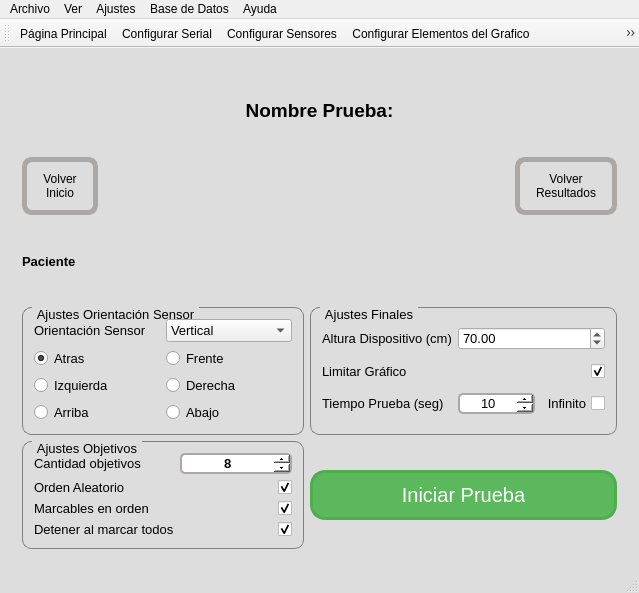
Qt form mainwindow.ui (hectorda/Bio-Feedback) before a commit.
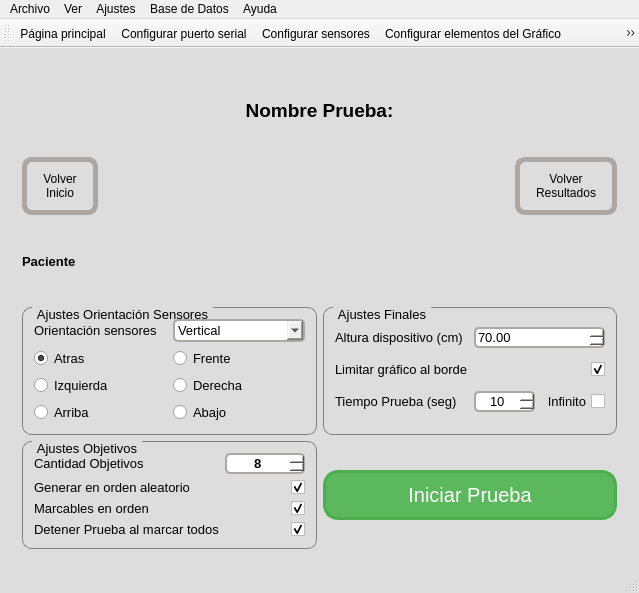
The same form after that commit. The open tabs and pages were chosen to show the change. Icons and pictures are not drawn. Custom widgets are drawn as their Qt base class.

Commit message: CSS y Orden

Diff of the .ui file:
```diff
--- a/mainwindow.ui
+++ b/mainwindow.ui
@@ -26,23 +26,9 @@
   <property name="styleSheet">
    <string notr="true">QMainWindow{
 background-color:rgb(221, 221, 221)
-};
-
-QGroupBox {
-    border: 1px solid gray;
-    border-radius: 9px;
-    margin-top: 0.5em;
 }
 
-QGroupBox::title {
-    subcontrol-origin: margin;
-    left: 10px;
-    padding: 0 3px 0 3px;
-}</string>
-  </property>
-  <widget class="QWidget" name="centralWidget">
-   <property name="styleSheet">
-    <string notr="true">QPushButton {
+QPushButton {
     padding: 10px 16px;
     border: 5px solid #aba7a5;
     border-radius: 10px;
@@ -61,6 +47,14 @@
     selection-background-color: blue;
 }
 
+QComboBox {
+    border: 2px solid #aba7a5;
+    border-radius: 5px;
+    padding: 1px 18px 1px 3px;
+    min-width: 6em;
+}
+
+
 QLCDNumber {
     padding: 2px;
     border: 2px solid #aba7a5;
@@ -72,86 +66,18 @@
 	background-color: rgb(247, 183, 19)
 }
 
-QSpinBox {  
-	padding: 0px 15px;
+QSpinBox { 
     border: 2px solid #aba7a5;
     border-radius: 5px;
     background: white;
-    selection-background-color: blue;
 }
 
-QSpinBox::up-button,QSpinBox::down-button {
-    width: 16px; /* 16 + 2*1px border-width = 15px padding + 3px parent border */
-
+QDoubleSpinBox { 
+    border: 2px solid #aba7a5;
+    border-radius: 5px;
+    background: white;
 }
 
-QSpinBox::up-button:hover,QSpinBox::down-button:hover {
-
-	
-}
-
-QSpinBox::up-button:pressed {
-
-}
-
-
-QSpinBox::down-button:pressed {
-}
-
-
-QSpinBox::up-arrow:disabled,
-QSpinBox::up-arrow:off { /* off state when value is max */
-
-}
-
-
-QSpinBox::down-arrow:disabled,
-QSpinBox::down-arrow:off { /* off state when value in min */
-  
-}
-
-
-
-QCheckBox {
-
-}
-
-QCheckBox::indicator {
-}
-
-QCheckBox::indicator:unchecked {
-
-}
-
-QCheckBox::indicator:unchecked:hover {
-  
-}
-
-QCheckBox::indicator:unchecked:pressed {
-
-}
-
-QCheckBox::indicator:checked {
-
-}
-
-QCheckBox::indicator:checked:hover {
-
-}
-
-QCheckBox::indicator:checked:pressed {
-
-}
-
-QCheckBox::indicator:indeterminate:hover {
-   
-}
-
-QCheckBox::indicator:indeterminate:pressed {
-
-}
-
-
 QSlider::groove:vertical {
     background: red;
     position: absolute; /* absolutely position 4px from the left and right of the widget. setting margins on the widget should work too... */
@@ -230,7 +156,24 @@
     subcontrol-origin: margin;
     left: 10px;
     padding: 0 3px 0 3px;
-}</string>
+}
+
+QMessageBox QPushButton {
+	padding: 5px 8px;
+    border: 5px solid #aba7a5;
+    border-radius: 10px;
+}
+
+QMessageBox QPushButton:hover {
+    border: 5px solid;	
+	background-color: rgb(247, 183, 19)
+}
+
+</string>
+  </property>
+  <widget class="QWidget" name="centralWidget">
+   <property name="styleSheet">
+    <string notr="true"/>
    </property>
    <layout class="QVBoxLayout" name="verticalLayout">
     <item>
@@ -593,13 +536,13 @@
              </font>
             </property>
             <property name="title">
-             <string>Ajustes Orientación Sensor</string>
+             <string>Ajustes Orientación Sensores</string>
             </property>
             <layout class="QGridLayout" name="gridLayout_14">
              <item row="0" column="0">
               <widget class="QLabel" name="label_8">
                <property name="text">
-                <string>Orientación Sensor</string>
+                <string>Orientación sensores</string>
                </property>
               </widget>
              </item>
@@ -800,7 +743,7 @@
              <item row="3" column="0">
               <widget class="QLabel" name="label_9">
                <property name="text">
-                <string>Limitar Gráfico</string>
+                <string>Limitar gráfico al borde</string>
                </property>
               </widget>
              </item>
@@ -820,7 +763,7 @@
              <item row="1" column="0">
               <widget class="QLabel" name="labelAlturaDisp">
                <property name="text">
-                <string>Altura Dispositivo (cm)</string>
+                <string>Altura dispositivo (cm)</string>
                </property>
               </widget>
              </item>
@@ -944,7 +887,7 @@
                 <enum>Qt::LeftToRight</enum>
                </property>
                <property name="text">
-                <string>Orden Aleatorio</string>
+                <string>Generar en orden aleatorio </string>
                </property>
               </widget>
              </item>
@@ -975,7 +918,7 @@
                 <enum>Qt::LeftToRight</enum>
                </property>
                <property name="text">
-                <string>Cantidad objetivos</string>
+                <string>Cantidad Objetivos</string>
                </property>
               </widget>
              </item>
@@ -1015,7 +958,7 @@
              <item row="4" column="0">
               <widget class="QLabel" name="label">
                <property name="text">
-                <string>Detener al marcar todos</string>
+                <string>Detener Prueba al marcar todos</string>
                </property>
               </widget>
              </item>
@@ -1818,7 +1761,10 @@
      <normaloff>:/images/usb-icon.png</normaloff>:/images/usb-icon.png</iconset>
    </property>
    <property name="text">
-    <string>Configurar Serial</string>
+    <string>Configurar puerto serial</string>
+   </property>
+   <property name="toolTip">
+    <string>Para configurar el puerto serial a usar</string>
    </property>
   </action>
   <action name="actionConfigurar_Sensores">
@@ -1827,7 +1773,7 @@
      <normaloff>:/images/IMU.png</normaloff>:/images/IMU.png</iconset>
    </property>
    <property name="text">
-    <string>Configurar Sensores</string>
+    <string>Configurar sensores</string>
    </property>
   </action>
   <action name="actionSalir">
@@ -1857,7 +1803,7 @@
      <normaloff>:/images/home.png</normaloff>:/images/home.png</iconset>
    </property>
    <property name="text">
-    <string>Página Principal</string>
+    <string>Página principal</string>
    </property>
    <property name="toolTip">
     <string>Ir a Pagina Principal</string>
@@ -1872,7 +1818,10 @@
      <normaloff>:/images/diana.png</normaloff>:/images/diana.png</iconset>
    </property>
    <property name="text">
-    <string>Configurar Elementos del Grafico</string>
+    <string>Configurar elementos del Gráfico</string>
+   </property>
+   <property name="toolTip">
+    <string>Configurar elementos del Gráfico</string>
    </property>
   </action>
   <action name="actionSQL">
@@ -1909,7 +1858,10 @@
      <normaloff>:/images/angulo.png</normaloff>:/images/angulo.png</iconset>
    </property>
    <property name="text">
-    <string>Configurar Calculo Angulo</string>
+    <string>Configurar filtro cálculo ángulo</string>
+   </property>
+   <property name="toolTip">
+    <string>Configurar filtro usado para el cálculo ángulo</string>
    </property>
   </action>
   <action name="actionAcerca">
```
Left out of the diff: 16 changed lines with no effect on the pictures. The commit also changes 11 other files.
